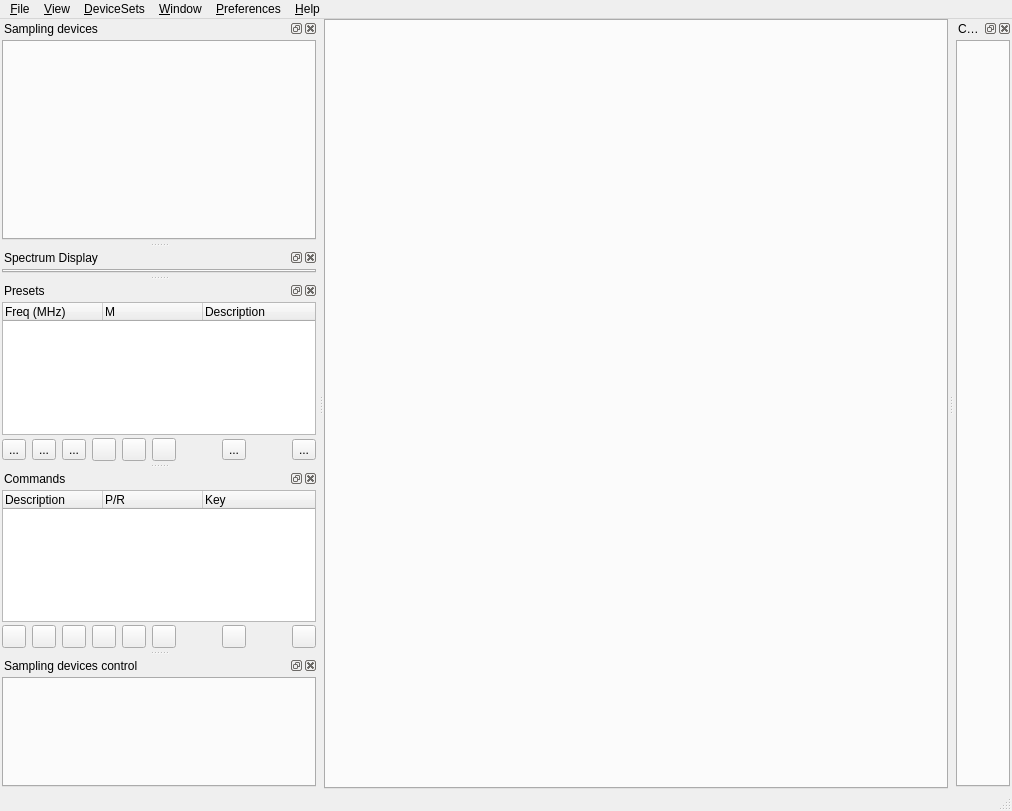
Qt form sdrgui/mainwindow.ui (f4exb/sdrangel) before a commit.
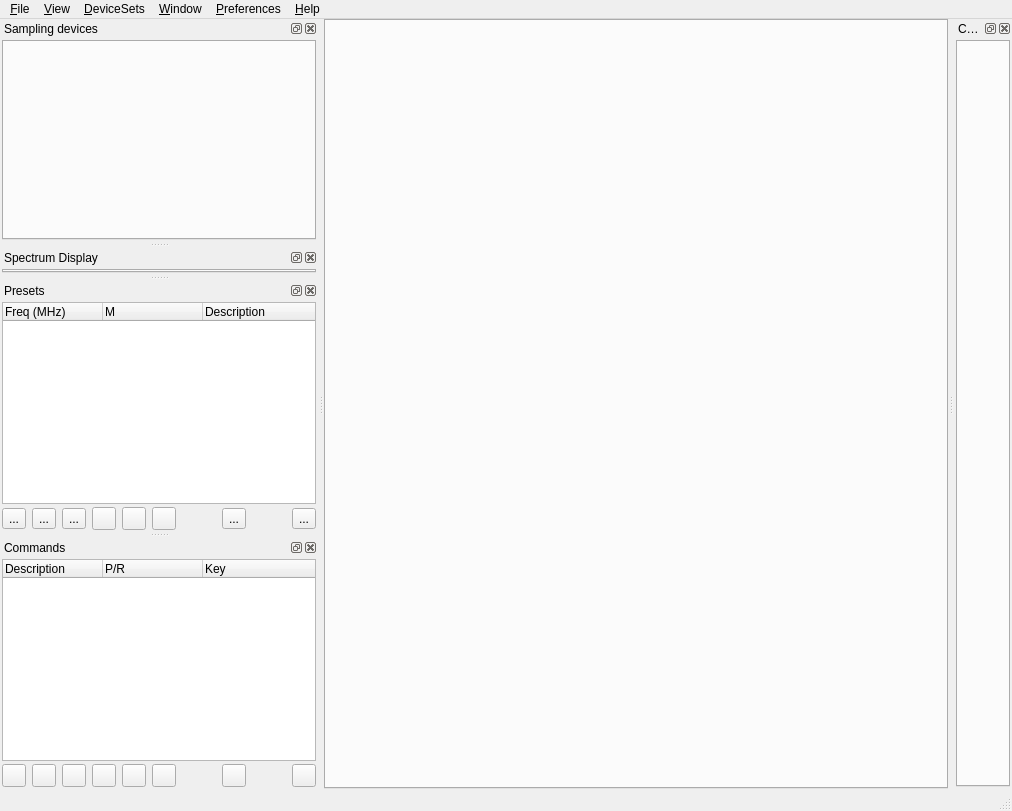
The same form after that commit. Icons and pictures are not drawn. Custom widgets are drawn as their Qt base class.

Commit message: Removed sampling device control objects

The edit to the form file:
```diff
--- a/sdrgui/mainwindow.ui
+++ b/sdrgui/mainwindow.ui
@@ -691,52 +691,6 @@
     </layout>
    </widget>
   </widget>
-  <widget class="QDockWidget" name="inputSelectDock">
-   <property name="windowTitle">
-    <string>Sampling devices control</string>
-   </property>
-   <attribute name="dockWidgetArea">
-    <number>1</number>
-   </attribute>
-   <widget class="QWidget" name="intputSelectDockWidget">
-    <property name="sizePolicy">
-     <sizepolicy hsizetype="Preferred" vsizetype="Maximum">
-      <horstretch>0</horstretch>
-      <verstretch>0</verstretch>
-     </sizepolicy>
-    </property>
-    <layout class="QVBoxLayout" name="verticalLayout_3">
-     <property name="spacing">
-      <number>3</number>
-     </property>
-     <property name="leftMargin">
-      <number>2</number>
-     </property>
-     <property name="topMargin">
-      <number>2</number>
-     </property>
-     <property name="rightMargin">
-      <number>2</number>
-     </property>
-     <property name="bottomMargin">
-      <number>2</number>
-     </property>
-     <item>
-      <widget class="QTabWidget" name="tabInputsSelect">
-       <property name="minimumSize">
-        <size>
-         <width>0</width>
-         <height>110</height>
-        </size>
-       </property>
-       <property name="currentIndex">
-        <number>-1</number>
-       </property>
-      </widget>
-     </item>
-    </layout>
-   </widget>
-  </widget>
   <action name="action_Exit">
    <property name="text">
     <string>E&amp;xit</string>
```
The commit also changes 8 other files.
